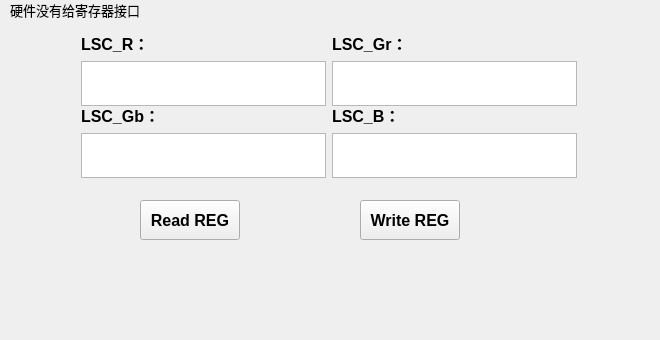
Before: the Qt Designer form Link_tab/lsc_tab.ui in HuJingwen1211/MCISP, drawn with Qt 5.
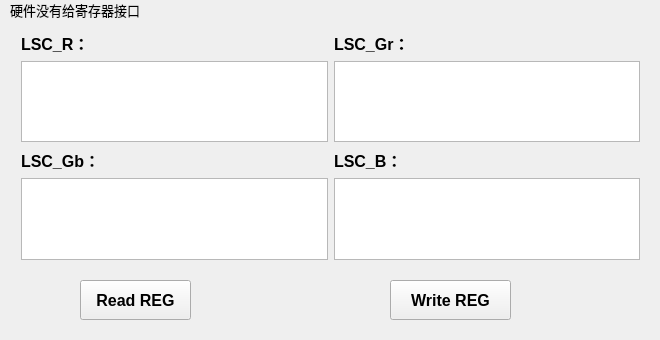
After: the same form once the commit is applied.

```diff
--- a/Link_tab/lsc_tab.ui
+++ b/Link_tab/lsc_tab.ui
@@ -24,7 +24,7 @@
     <rect>
      <x>10</x>
      <y>0</y>
-     <width>161</width>
+     <width>261</width>
      <height>20</height>
     </rect>
    </property>
@@ -40,9 +40,9 @@
   <widget class="QPushButton" name="lsc_read_btn">
    <property name="geometry">
     <rect>
-     <x>140</x>
-     <y>200</y>
-     <width>100</width>
+     <x>80</x>
+     <y>280</y>
+     <width>111</width>
      <height>40</height>
     </rect>
    </property>
@@ -65,9 +65,9 @@
   <widget class="QPushButton" name="lsc_write_btn">
    <property name="geometry">
     <rect>
-     <x>360</x>
-     <y>200</y>
-     <width>100</width>
+     <x>390</x>
+     <y>280</y>
+     <width>121</width>
      <height>40</height>
     </rect>
    </property>
@@ -87,13 +87,13 @@
     <string>Write REG</string>
    </property>
   </widget>
-  <widget class="QWidget" name="">
+  <widget class="QWidget" name="layoutWidget">
    <property name="geometry">
     <rect>
-     <x>70</x>
+     <x>10</x>
      <y>20</y>
-     <width>518</width>
-     <height>161</height>
+     <width>641</width>
+     <height>251</height>
     </rect>
    </property>
    <layout class="QGridLayout" name="gridLayout">
```
